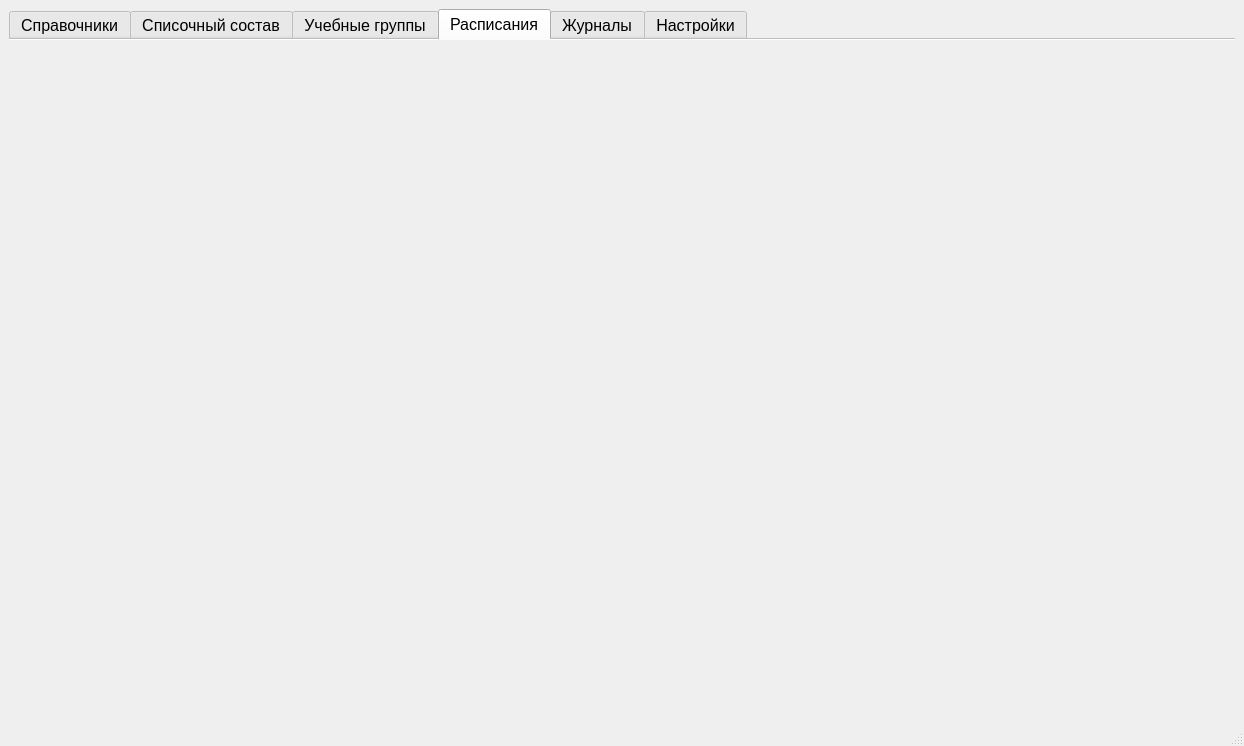
The window that widgets/MainWindow.ui (AlexanderSokolov69/Journals) describes before a commit, drawn with Qt 5.
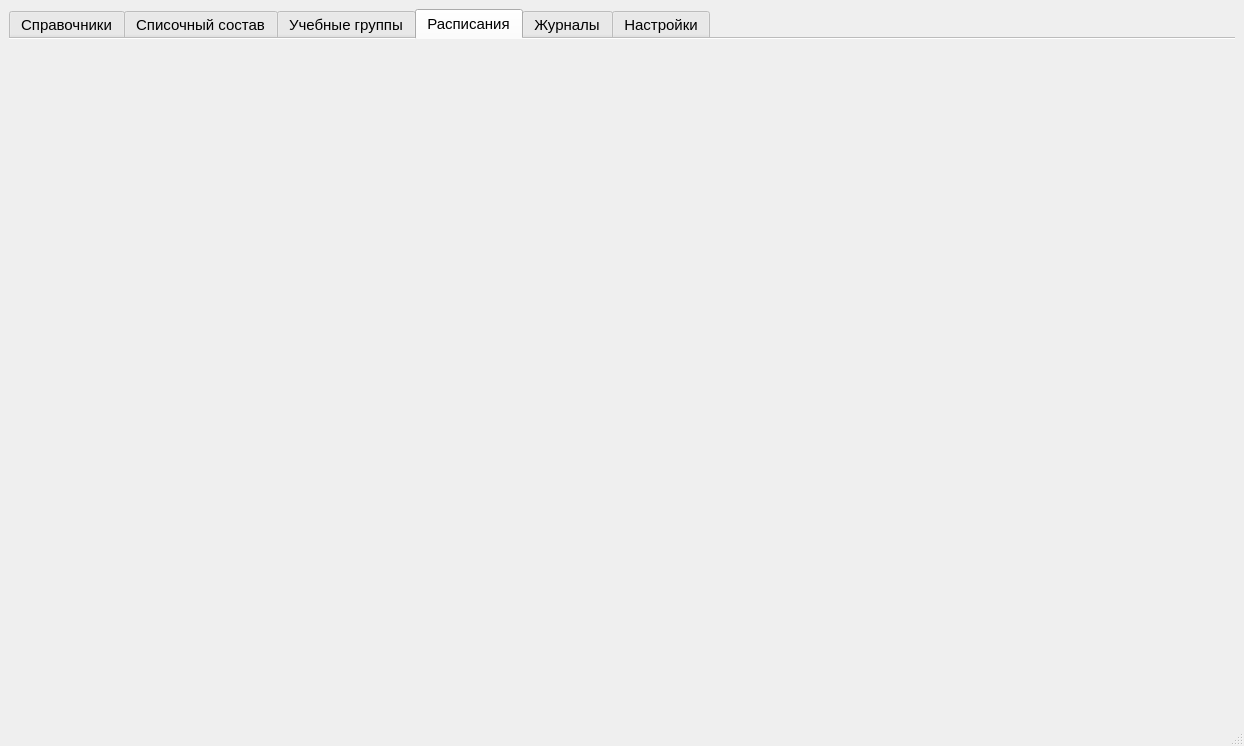
The same window after the commit. The open tabs and pages were chosen to show the change. Icons and pictures are not drawn.

What changed in the file:
```diff
--- a/widgets/MainWindow.ui
+++ b/widgets/MainWindow.ui
@@ -46,7 +46,7 @@
      <widget class="QTabWidget" name="MainTab">
       <property name="font">
        <font>
-        <pointsize>12</pointsize>
+        <pointsize>11</pointsize>
        </font>
       </property>
       <property name="tabPosition">
@@ -948,7 +948,7 @@
    </property>
    <property name="font">
     <font>
-     <pointsize>14</pointsize>
+     <pointsize>10</pointsize>
     </font>
    </property>
   </widget>
```
Left out of the diff: 7 changed lines with no effect on the pictures.
